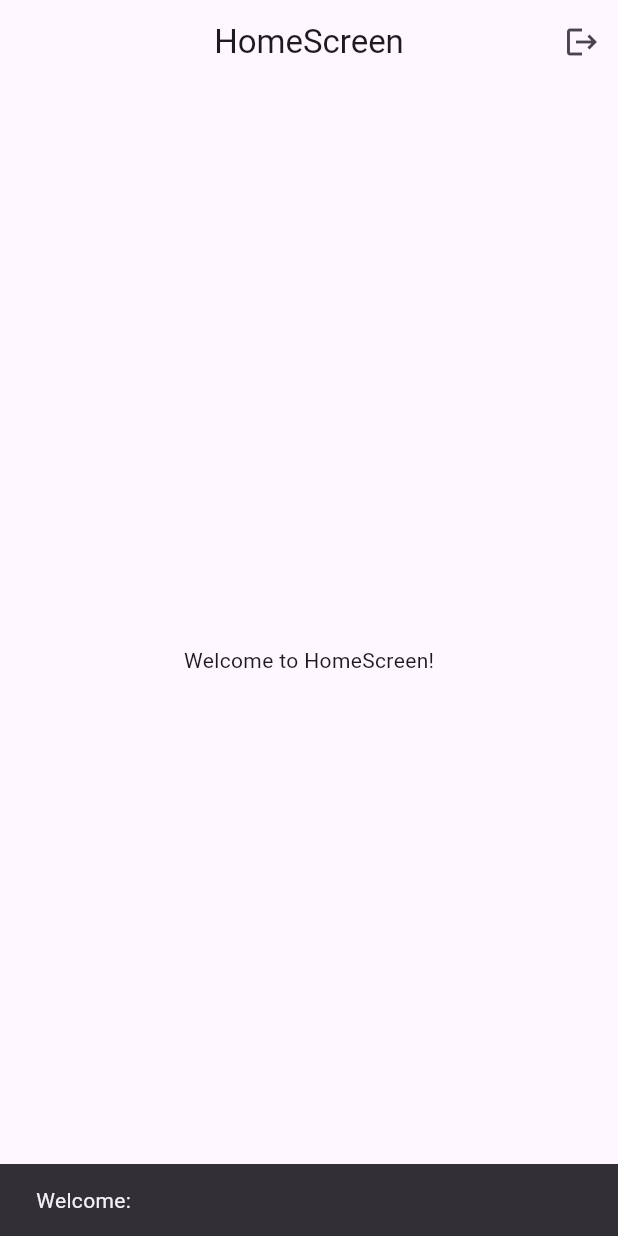
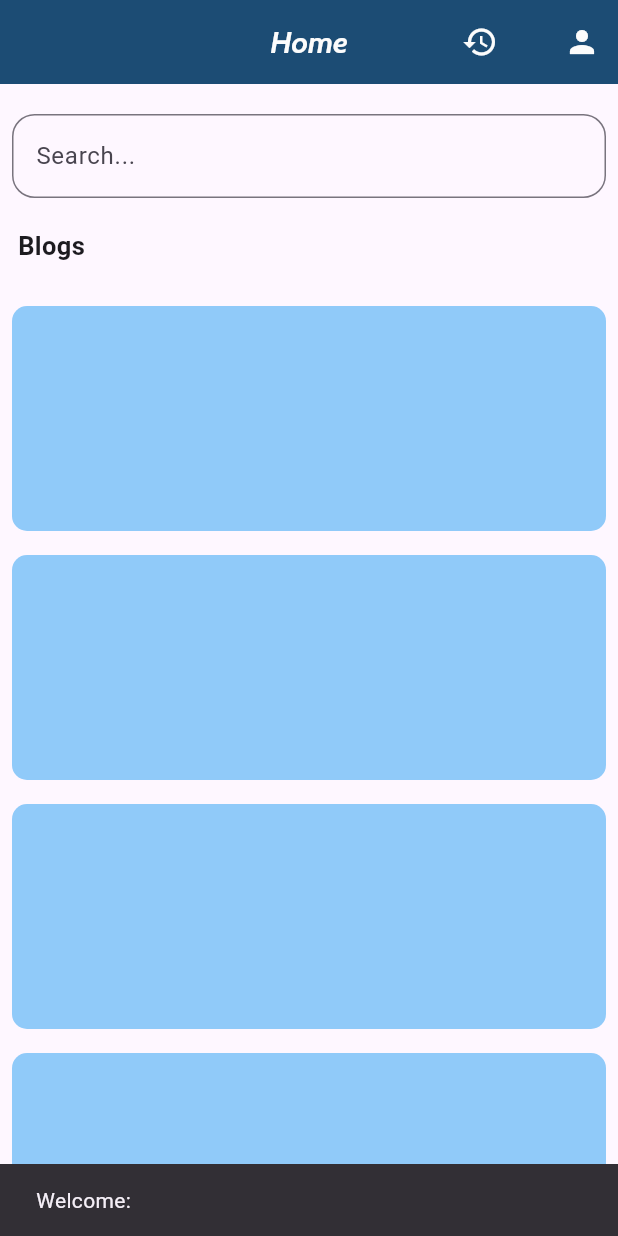
Before and after one commit to Risafekm/blog_app, a Flutter app: the RegistrationUserScreen screen opened directly, after a tap on "Register", on a phone screen of 412 x 824 dp. Run offline on Flutter 3.47's test engine with Material 3 defaults, Android fonts, the phone set to English and light mode, and no system bars; our stand-ins replace bloc, flutter_bloc, google_fonts, hive, hive_flutter; accounts and stored records are empty.

```diff
--- a/lib/core/const.dart
+++ b/lib/core/const.dart
@@ -3,3 +3,5 @@ import 'package:flutter/material.dart';
 Color bordercolor = const Color.fromARGB(255, 226, 179, 235);
 Color textfieldcolor = const Color(0xFFEFE4F1);
 Color spanlogincolor = const Color.fromARGB(255, 162, 96, 173);
+Color appbaritemcolor = const Color(0xFFFCFCFC);
+Color appbarbackground = const Color(0xFF1C4C74);
--- a/lib/main.dart
+++ b/lib/main.dart
@@ -38,6 +38,7 @@ class MyApp extends StatelessWidget {
       child: MaterialApp(
         debugShowCheckedModeBanner: false,
         home: SplashScreen(),
+        // home: ProfileScreen(),
       ),
     );
   }
--- a/lib/user_pages/authentication_user/login_screen.dart
+++ b/lib/user_pages/authentication_user/login_screen.dart
@@ -37,8 +37,12 @@ class LoginUserScreen extends StatelessWidget {
         if (state is AuthSuccess) {
           ScaffoldMessenger.of(context).showSnackBar(
               SnackBar(content: Text("Welcome: ${state.user.username}")));
-          Navigator.pushReplacement(context,
-              MaterialPageRoute(builder: (context) => const HomeScreen()));
+          Navigator.pushReplacement(
+            context,
+            MaterialPageRoute(
+              builder: (context) => HomeScreen(user: state.user),
+            ),
+          );
         } else if (state is AuthFailure) {
           ScaffoldMessenger.of(context)
               .showSnackBar(SnackBar(content: Text("Failure: ${state.error}")));
--- a/lib/user_pages/authentication_user/register_screen.dart
+++ b/lib/user_pages/authentication_user/register_screen.dart
@@ -23,8 +23,12 @@ class RegistrationUserScreen extends StatelessWidget {
         if (state is AuthSuccess) {
           ScaffoldMessenger.of(context).showSnackBar(SnackBar(
               content: Text("Registration Success: ${state.user.username}")));
-          Navigator.pushReplacement(context,
-              MaterialPageRoute(builder: (context) => const HomeScreen()));
+          Navigator.pushReplacement(
+              context,
+              MaterialPageRoute(
+                  builder: (context) => HomeScreen(
+                        user: state.user,
+                      )));
         } else if (state is AuthFailure) {
           ScaffoldMessenger.of(context)
               .showSnackBar(SnackBar(content: Text("Failure: ${state.error}")));
--- /dev/null
+++ b/lib/user_pages/home_screen/bloc/post_state.dart
@@ -0,0 +1,6 @@
+part of 'post_bloc.dart';
+
+@immutable
+sealed class PostState {}
+
+final class PostInitial extends PostState {}
--- a/lib/user_pages/home_screen/home_screen.dart
+++ b/lib/user_pages/home_screen/home_screen.dart
@@ -1,11 +1,16 @@
+import 'package:blog_app/core/const.dart';
 import 'package:blog_app/hive_database/hive_database.dart';
+import 'package:blog_app/models/usermodel/user_model.dart';
 import 'package:blog_app/user_pages/authentication_user/bloc/auth_bloc.dart';
-import 'package:blog_app/user_pages/authentication_user/login_screen.dart';
+import 'package:blog_app/user_pages/profile_screen/profile_screen.dart';
 import 'package:flutter/material.dart';
 import 'package:flutter_bloc/flutter_bloc.dart';
+import 'package:google_fonts/google_fonts.dart';
 
 class HomeScreen extends StatelessWidget {
-  const HomeScreen({super.key});
+  final UserModel user;
+
+  const HomeScreen({required this.user, super.key});
 
   @override
   Widget build(BuildContext context) {
@@ -13,26 +18,99 @@ class HomeScreen extends StatelessWidget {
       create: (context) => AuthBloc(hiveDatabase: HiveDatabase()),
       child: Scaffold(
           appBar: AppBar(
-          title: const Text('HomeScreen'),
+            backgroundColor: appbarbackground,
+            title: Text(
+              'Home',
+              style: GoogleFonts.cabin(
+                fontSize: 20,
+                fontWeight: FontWeight.bold,
+                fontStyle: FontStyle.italic,
+                color: appbaritemcolor,
+              ),
+            ),
             centerTitle: true,
             automaticallyImplyLeading: false,
             actions: [
               IconButton(
+                onPressed: () {},
+                icon: Icon(
+                  Icons.history,
+                  color: appbaritemcolor,
+                ),
+              ),
+              const SizedBox(width: 20),
+              IconButton(
                 onPressed: () {
-                BlocProvider.of<AuthBloc>(context).add(LogoutUser());
-                Navigator.pushReplacement(
+                  Navigator.push(
                     context,
-                  MaterialPageRoute(builder: (context) => LoginUserScreen()),
+                    MaterialPageRoute(
+                        builder: (context) => ProfileScreen(user: user)),
                   );
                 },
-              icon: const Icon(Icons.logout),
+                icon: Icon(
+                  Icons.person,
+                  color: appbaritemcolor,
+                ),
               ),
             ],
           ),
-        body: const Center(
-          child: Text('Welcome to HomeScreen!'),
+          body: SingleChildScrollView(
+            child: SizedBox(
+              child: Column(
+                mainAxisAlignment: MainAxisAlignment.start,
+                crossAxisAlignment: CrossAxisAlignment.start,
+                children: [
+                  const SizedBox(height: 20),
+
+                  //searchbar
+                  Padding(
+                    padding: const EdgeInsets.only(left: 8.0, right: 8.0),
+                    child: TextField(
+                      decoration: InputDecoration(
+                        hintText: 'Search...',
+                        border: OutlineInputBorder(
+                          borderSide: const BorderSide(color: Colors.black),
+                          borderRadius: BorderRadius.circular(15),
+                        ),
+                      ),
+                    ),
+                  ),
+                  const SizedBox(height: 20),
+                  const Padding(
+                    padding: EdgeInsets.only(left: 12),
+                    child: Text(
+                      'Blogs',
+                      style:
+                          TextStyle(fontSize: 17, fontWeight: FontWeight.w600),
+                    ),
+                  ),
+                  const SizedBox(height: 20),
+                  // listview blog
+                  Container(
+                    constraints: const BoxConstraints(
+                        maxHeight: double.maxFinite,
+                        maxWidth: double.maxFinite),
+                    child: ListView.builder(
+                      itemCount: 10,
+                      itemBuilder: (context, index) {
+                        return Padding(
+                          padding: const EdgeInsets.all(8.0),
+                          child: Container(
+                            height: 150,
+                            width: MediaQuery.of(context).size.width,
+                            decoration: BoxDecoration(
+                              color: Colors.blue.shade200,
+                              borderRadius: BorderRadius.circular(10),
                             ),
                           ),
                         );
+                      },
+                    ),
+                  ),
+                ],
+              ),
+            ),
+          )),
+    );
   }
 }
--- a/lib/user_pages/splash_screen/splash_screen.dart
+++ b/lib/user_pages/splash_screen/splash_screen.dart
@@ -18,7 +18,10 @@ class SplashScreen extends StatelessWidget {
           if (state is AuthSuccess) {
             Navigator.pushReplacement(
               context,
-              MaterialPageRoute(builder: (context) => const HomeScreen()),
+              MaterialPageRoute(
+                  builder: (context) => HomeScreen(
+                        user: state.user,
+                      )),
             );
           } else if (state is AuthInitial) {
             Navigator.pushReplacement(
```
Also changed, not shown: lib/user_pages/home_screen/bloc/post_bloc.dart (added, +14 -0 lines), lib/user_pages/home_screen/bloc/post_event.dart (added, +13 -0 lines), lib/user_pages/profile_screen/profile_screen.dart (+135 -0 lines), lib/user_pages/profile_screen/widgets/buttonlogout.dart (added, +36 -0 lines), assets/dp.png (added). Lines whose indentation alone changed are shown as unchanged.
